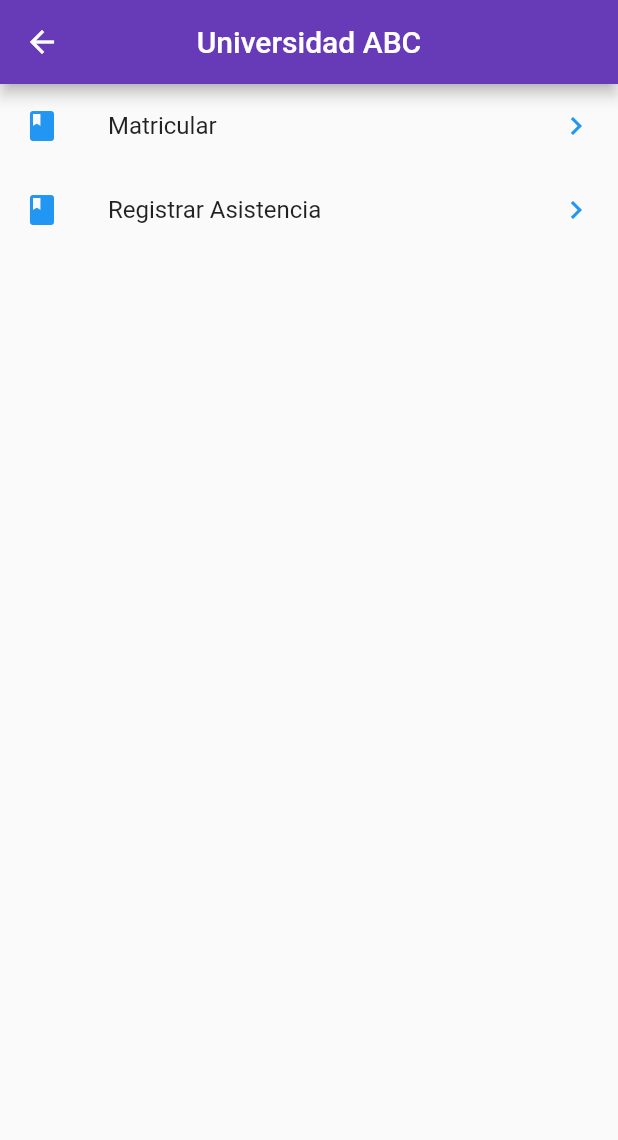
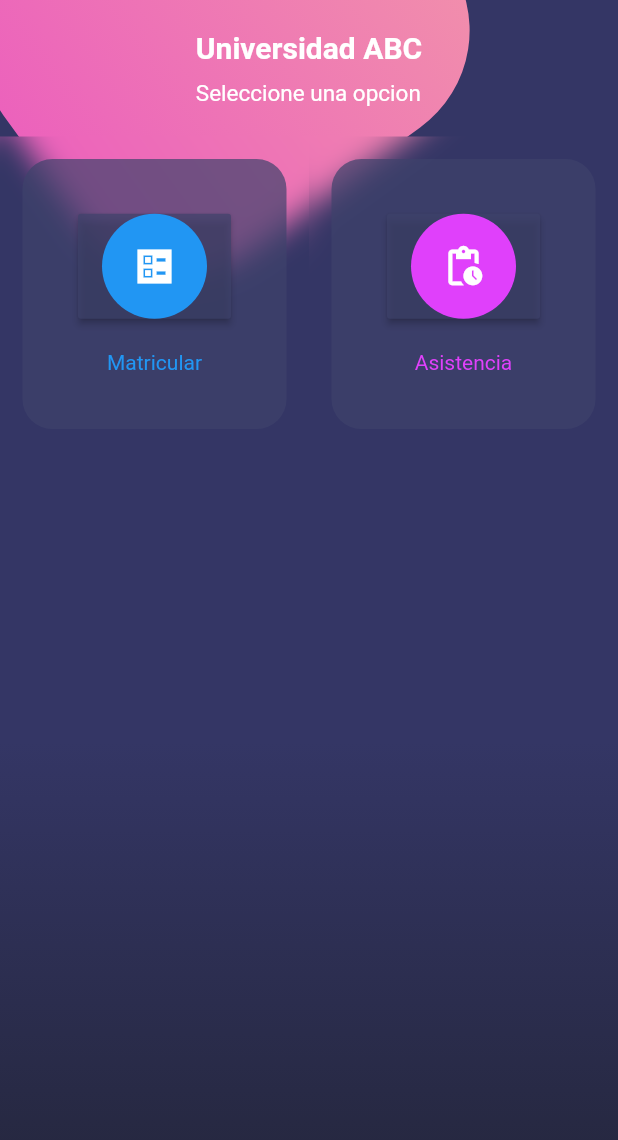
Before and after one commit to PereiraCC/AppMatricula, a Flutter app: the HomePage screen opened by its route, on a phone screen of 412 x 824 dp. Shown: the top 1140 px of the screen. Run offline on Flutter 3.47's test engine with Material 2 defaults, Android fonts, the phone set to English and light mode, and no system bars; our stand-ins replace rxdart; network calls fail.

Commit message:
Agregando la funcionalidad de carreras

```diff
--- a/lib/main.dart
+++ b/lib/main.dart
@@ -1,6 +1,7 @@
 import 'package:flutter/material.dart';
 
 import 'package:matricula/src/bloc/provider.dart';
+import 'package:matricula/src/pages/carreras_page.dart';
 import 'package:matricula/src/pages/home_page.dart';
 import 'package:matricula/src/pages/login_page.dart';
 
@@ -30,6 +31,7 @@ class MyApp extends StatelessWidget {
         routes: {
           'login'     : (BuildContext context) => LoginPage(),
           'home'      : (BuildContext context) => HomePage(),
+          'carreras'  : (BuildContext context) => CarrerasPage()
         },
         theme: ThemeData(
           primaryColor: Colors.deepPurple
--- a/lib/src/Models/model_carreras.dart
+++ b/lib/src/Models/model_carreras.dart
@@ -1,11 +1,27 @@
 
+import 'dart:convert';
 
-class Carreras {
+CarrerasModel carrerasFromJson(String str) => CarrerasModel.fromJson(json.decode(str));
 
-  String codigo;
-  String nombre;
+String carrerasToJson(CarrerasModel data) => json.encode(data.toJson());
 
-  Carreras();
+class CarrerasModel {
 
+    CarrerasModel({
+        this.codigo,
+        this.nombre,
+    });
 
+    String codigo;
+    String nombre;
+
+    factory CarrerasModel.fromJson(Map<String, dynamic> json) => CarrerasModel(
+        codigo: json["Codigo"],
+        nombre: json["Nombre"],
+    );
+
+    Map<String, dynamic> toJson() => {
+        "Codigo": codigo,
+        "Nombre": nombre,
+    };
 }
--- /dev/null
+++ b/lib/src/bloc/carreras_bloc.dart
@@ -0,0 +1,30 @@
+
+
+import 'package:matricula/src/Models/model_carreras.dart';
+import 'package:matricula/src/providers/carreras_provider.dart';
+import 'package:rxdart/rxdart.dart';
+
+class CarrerasBloc {
+
+  final _carreraController = BehaviorSubject<List<CarrerasModel>>();
+
+  final _carrerasProvider = new CarrerasProvider();
+
+  Stream<List<CarrerasModel>> get carrerasStream => _carreraController.stream;
+  //Stream<bool> get cargando => _cargardoController.stream;
+
+  //Recuperar los datos del Stream
+  void cargarCarreras() async{
+
+    final carreras = await _carrerasProvider.getCarreras();
+    _carreraController.sink.add(carreras);
+
+  }
+
+
+  //Cerrar los Stream
+  dispose(){
+    _carreraController?.close();
+  }
+
+}
--- a/lib/src/bloc/provider.dart
+++ b/lib/src/bloc/provider.dart
@@ -1,10 +1,13 @@
 import 'package:flutter/material.dart';
 import 'package:matricula/src/bloc/login_bloc.dart';
+
+import 'carreras_bloc.dart';
 
 
 class Provider extends InheritedWidget{
 
   final loginBloc = new LoginBloc();
+  final carreraBloc =  new CarrerasBloc();
 
   static Provider _instancia;
 
@@ -28,6 +31,10 @@ class Provider extends InheritedWidget{
     return context.dependOnInheritedWidgetOfExactType<Provider>().loginBloc;
   }
 
+  static CarrerasBloc carrerasbloc ( BuildContext context ){
+    return context.dependOnInheritedWidgetOfExactType<Provider>().carreraBloc;
+  }
+
 
 
 }
--- a/lib/src/pages/home_page.dart
+++ b/lib/src/pages/home_page.dart
@@ -1,5 +1,7 @@
 
 import 'package:flutter/material.dart';
+import 'package:matricula/src/widgets/botones_home.dart';
+import 'package:matricula/src/widgets/fondo_app.dart';
 
 class HomePage extends StatelessWidget {
   const HomePage({Key key}) : super(key: key);
@@ -7,29 +9,15 @@ class HomePage extends StatelessWidget {
   @override
   Widget build(BuildContext context) {
     return Scaffold(
-      appBar: AppBar(
-        title: Text('Universidad ABC'),
-        centerTitle: true,
+      body: Stack(
+        children: <Widget>[
+          FondoApp(),
+
+          BotonesHome(),
+        ],
       ),
-      body: Container(
-        child: ListView(
-          children: <Widget>[
 
-            ListTile(
-              title: Text('Matricular'),
-              leading: Icon(Icons.book, color: Colors.blue),
-              trailing: Icon(Icons.keyboard_arrow_right, color: Colors.blue),
-            ),
-
-            ListTile(
-              title: Text('Registrar Asistencia'),
-              leading: Icon(Icons.book_rounded, color: Colors.blue),
-              trailing: Icon(Icons.keyboard_arrow_right, color: Colors.blue),
-            ),
-
-          ],
-        ),
-      ),
+      //bottomNavigationBar: _bottomNavigationBar(context),
     );
   }
 }
--- /dev/null
+++ b/lib/src/widgets/botones_home.dart
@@ -0,0 +1,88 @@
+
+import 'dart:ui';
+
+import 'package:flutter/material.dart';
+
+
+class BotonesHome extends StatelessWidget {
+
+  @override
+  Widget build(BuildContext context) {
+
+    return SingleChildScrollView(
+      child: Column(
+        children: <Widget>[
+          _titulos(),
+          _botonesRedondeados(context),
+        ],
+      ),
+    );
+
+  }
+
+  Widget _titulos(){
+    return SafeArea(
+      child: Container(
+        padding: EdgeInsets.all(20.0),
+        child: Column(
+          crossAxisAlignment: CrossAxisAlignment.start,
+          children: <Widget>[
+            Text('Universidad ABC', style: TextStyle(color: Colors.white, fontSize: 20.0, fontWeight: FontWeight.bold)),
+            SizedBox(height: 10.0),
+            Text('Seleccione una opcion', style: TextStyle(color: Colors.white, fontSize: 15.0)),
+          ],
+        ),
+      ),
+    );
+  }
+
+  Widget _botonesRedondeados(BuildContext context){
+    return Table(
+      children: <TableRow>[
+        TableRow(
+          children: <Widget>[
+            _crearBotoneRedondeado(context, Colors.blue, Icons.ballot_sharp, 'Matricular', 'carreras'),
+            _crearBotoneRedondeado(context, Colors.purpleAccent, Icons.pending_actions_outlined, 'Asistencia', 'login'),
+          ]
+        ),
+      ],
+    );
+  }
+
+  Widget _crearBotoneRedondeado(BuildContext context, Color color, IconData icono, String texto, String ruta){
+
+    return ClipRRect(
+      child: BackdropFilter(
+        filter: ImageFilter.blur(sigmaX: 10.0, sigmaY: 10.0),
+        child: Container(
+          height: 180.0,
+          margin: EdgeInsets.all(15.0),
+          decoration: BoxDecoration(
+            color: Color.fromRGBO(62, 66, 107, 0.7),
+            borderRadius: BorderRadius.circular(20.0)
+          ),
+          child: Column(
+            mainAxisAlignment: MainAxisAlignment.spaceAround,
+            children: <Widget>[
+              SizedBox(height: 5.0),
+              RaisedButton(
+                child: CircleAvatar(
+                  backgroundColor: color,
+                  radius: 35.0,
+                  child: Icon(icono, color: Colors.white, size: 30.0),
+                ),
+                color: Color.fromRGBO(62, 66, 107, 0.7),
+                onPressed: () {
+                  Navigator.pushNamed(context, ruta);
+                },
+              ),
+              Text(texto, style: TextStyle(color: color)),
+              SizedBox(height: 5.0),
+            ],
+          ),
+        ),
+      ),
+    );
+  }
+
+}
--- /dev/null
+++ b/lib/src/widgets/fondo_app.dart
@@ -0,0 +1,54 @@
+
+import 'dart:math';
+
+import 'package:flutter/material.dart';
+
+
+class FondoApp extends StatelessWidget {
+
+  @override
+  Widget build(BuildContext context) {
+
+    final gradiente = Container(
+      width: double.infinity,
+      height: double.infinity,
+      decoration: BoxDecoration(
+        gradient: LinearGradient(
+          begin: FractionalOffset(0.0,0.6),
+          end: FractionalOffset(0.0,1.0),
+          colors: [
+            Color.fromRGBO(52, 54, 101, 1.0),
+            Color.fromRGBO(35, 37, 57, 1.0),
+          ]
+        )
+      ),
+    );
+
+    final cajaRosa = Transform.rotate(
+      angle: -pi / 5.0,
+      child: Container(
+        height: 250.0,
+        width: 300.0,
+        decoration: BoxDecoration(
+          borderRadius: BorderRadius.circular(80.0),
+          gradient: LinearGradient(
+            colors: [
+              Color.fromRGBO(236, 98, 188, 1.0),
+              Color.fromRGBO(241, 142, 172, 1.0),
+            ]
+          ),
+        ),
+      ),
+    );
+
+    return Stack(
+      children: <Widget>[
+        gradiente,
+        Positioned(
+          top: -100.0,
+          child: cajaRosa
+        ),
+      ],
+    );
+  }
+}
```
Also changed, not shown: lib/src/pages/carreras_page.dart (added, +45 -0 lines), lib/src/providers/carreras_provider.dart (added, +40 -0 lines), lib/src/widgets/botones_carreras.dart (added, +76 -0 lines).
